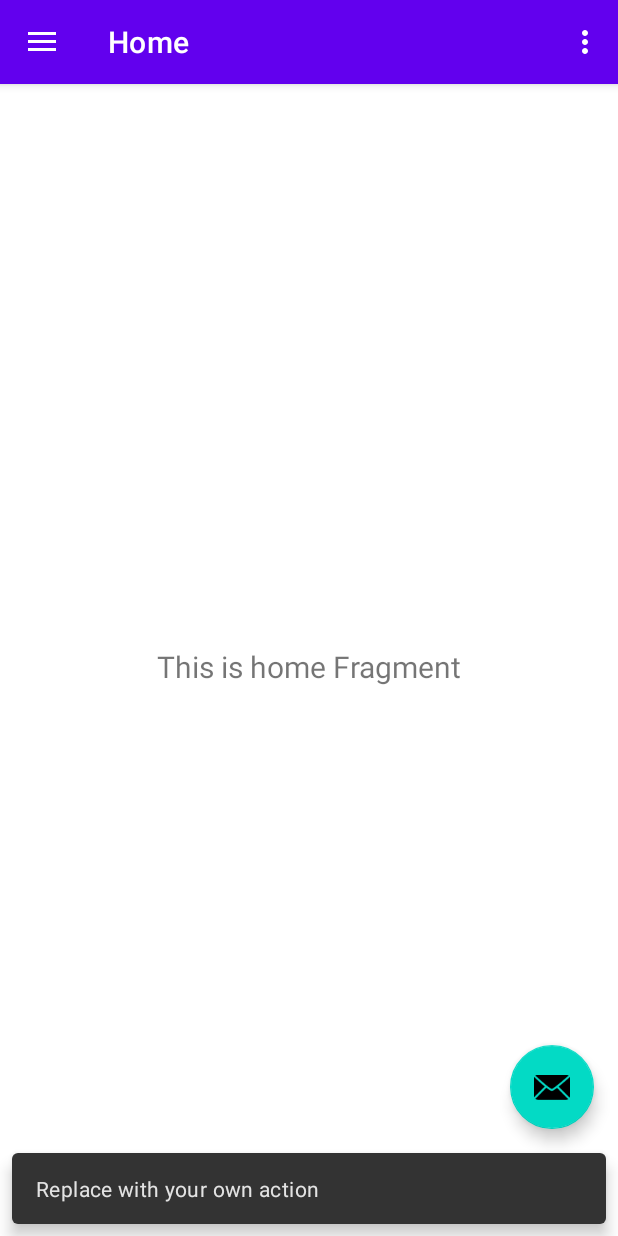
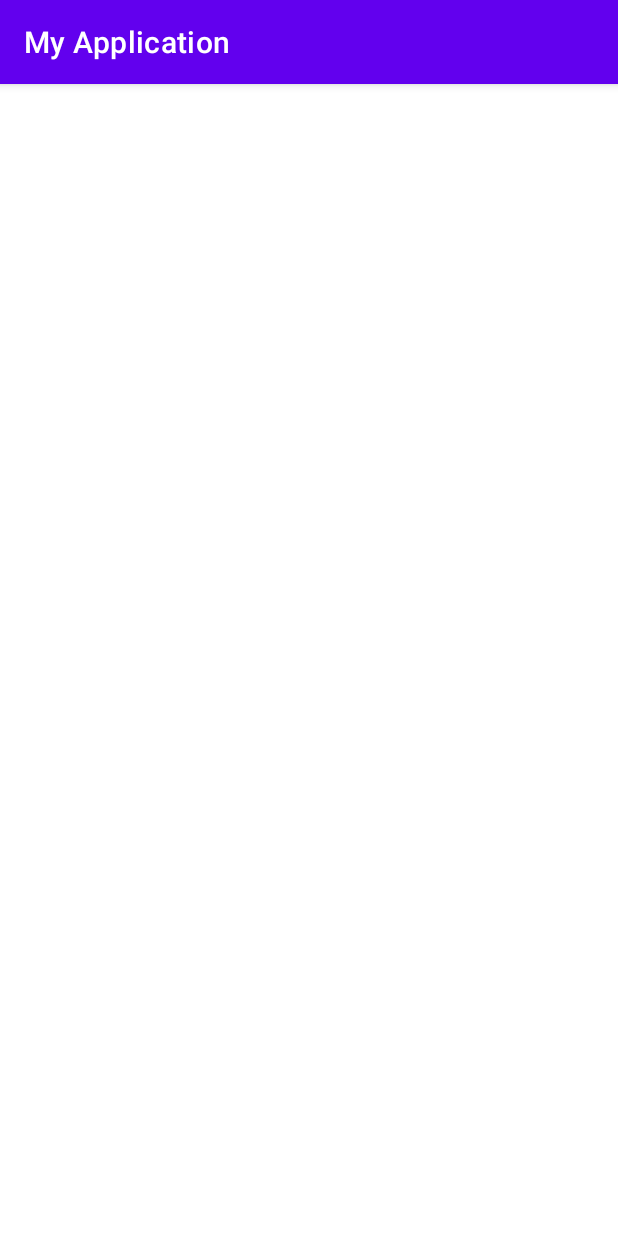
Before and after one commit to FilipeH14/convidados, an Android app: the screen it shows after launch (MainActivity before the commit, GuestFormActivity after it), after a tap on an icon or button, on a phone screen of 412 x 824 dp. Run offline under Robolectric (Android 15) with nearby library versions, the phone set to English and light mode, and no system bars; our stand-ins replace navigation-ui.

Commit message:
fixinng fragments

```diff
--- /dev/null
+++ b/app/src/main/java/com/example/myapplication/GuestFormActivity.kt
@@ -0,0 +1,11 @@
+package com.example.myapplication
+
+import androidx.appcompat.app.AppCompatActivity
+import android.os.Bundle
+
+class GuestFormActivity : AppCompatActivity() {
+    override fun onCreate(savedInstanceState: Bundle?) {
+        super.onCreate(savedInstanceState)
+        setContentView(R.layout.activity_guest_form)
+    }
+}
--- a/app/src/main/java/com/example/myapplication/MainActivity.kt
+++ b/app/src/main/java/com/example/myapplication/MainActivity.kt
@@ -1,5 +1,6 @@
 package com.example.myapplication
 
+import android.content.Intent
 import android.os.Bundle
 import android.view.Menu
 import com.google.android.material.snackbar.Snackbar
@@ -27,9 +28,17 @@ class MainActivity : AppCompatActivity() {
         setSupportActionBar(binding.appBarMain.toolbar)
 
         binding.appBarMain.fab.setOnClickListener { view ->
-            Snackbar.make(view, "Replace with your own action", Snackbar.LENGTH_LONG)
-                .setAction("Action", null).show()
+            startActivity(Intent(applicationContext, GuestFormActivity::class.java))
         }
+        setUpNavigation()
+    }
+
+    override fun onSupportNavigateUp(): Boolean {
+        val navController = findNavController(R.id.nav_host_fragment_content_main)
+        return navController.navigateUp(appBarConfiguration) || super.onSupportNavigateUp()
+    }
+
+    private fun setUpNavigation() {
         val drawerLayout: DrawerLayout = binding.drawerLayout
         val navView: NavigationView = binding.navView
         val navController = findNavController(R.id.nav_host_fragment_content_main)
@@ -37,21 +46,10 @@ class MainActivity : AppCompatActivity() {
         // menu should be considered as top level destinations.
         appBarConfiguration = AppBarConfiguration(
             setOf(
-                R.id.nav_home, R.id.nav_gallery, R.id.nav_slideshow
+                R.id.nav_all_guests, R.id.nav_presents, R.id.nav_absents
             ), drawerLayout
         )
         setupActionBarWithNavController(navController, appBarConfiguration)
         navView.setupWithNavController(navController)
     }
-
-    override fun onCreateOptionsMenu(menu: Menu): Boolean {
-        // Inflate the menu; this adds items to the action bar if it is present.
-        menuInflater.inflate(R.menu.main, menu)
-        return true
-    }
-
-    override fun onSupportNavigateUp(): Boolean {
-        val navController = findNavController(R.id.nav_host_fragment_content_main)
-        return navController.navigateUp(appBarConfiguration) || super.onSupportNavigateUp()
-    }
 }
--- a/app/src/main/java/com/example/myapplication/ui/gallery/GalleryViewModel.kt
+++ b/app/src/main/java/com/example/myapplication/ui/AbsentsViewModel.kt
@@ -1,13 +1,13 @@
-package com.example.myapplication.ui.gallery
+package com.example.myapplication.ui
 
 import androidx.lifecycle.LiveData
 import androidx.lifecycle.MutableLiveData
 import androidx.lifecycle.ViewModel
 
-class GalleryViewModel : ViewModel() {
+class AbsentsViewModel : ViewModel() {
 
     private val _text = MutableLiveData<String>().apply {
-        value = "This is gallery Fragment"
+        value = "This is slideshow Fragment"
     }
     val text: LiveData<String> = _text
 }
--- a/app/src/main/java/com/example/myapplication/ui/home/HomeFragment.kt
+++ b/app/src/main/java/com/example/myapplication/ui/AllGuestFragment.kt
@@ -1,4 +1,4 @@
-package com.example.myapplication.ui.home
+package com.example.myapplication.ui
 
 import android.os.Bundle
 import android.view.LayoutInflater
@@ -7,11 +7,11 @@ import android.view.ViewGroup
 import android.widget.TextView
 import androidx.fragment.app.Fragment
 import androidx.lifecycle.ViewModelProvider
-import com.example.myapplication.databinding.FragmentHomeBinding
+import com.example.myapplication.databinding.FragmentAllGuestsBinding
 
 class HomeFragment : Fragment() {
 
-    private var _binding: FragmentHomeBinding? = null
+    private var _binding: FragmentAllGuestsBinding? = null
 
     // This property is only valid between onCreateView and
     // onDestroyView.
@@ -22,14 +22,14 @@ class HomeFragment : Fragment() {
         container: ViewGroup?,
         savedInstanceState: Bundle?
     ): View {
-        val homeViewModel =
-            ViewModelProvider(this).get(HomeViewModel::class.java)
+        val viewModel =
+            ViewModelProvider(this).get(AllGuestViewModel::class.java)
 
-        _binding = FragmentHomeBinding.inflate(inflater, container, false)
+        _binding = FragmentAllGuestsBinding.inflate(inflater, container, false)
         val root: View = binding.root
 
         val textView: TextView = binding.textHome
-        homeViewModel.text.observe(viewLifecycleOwner) {
+        viewModel.text.observe(viewLifecycleOwner) {
             textView.text = it
         }
         return root
--- a/app/src/main/java/com/example/myapplication/ui/slideshow/SlideshowViewModel.kt
+++ b/app/src/main/java/com/example/myapplication/ui/AllGuestViewModel.kt
@@ -1,13 +1,13 @@
-package com.example.myapplication.ui.slideshow
+package com.example.myapplication.ui
 
 import androidx.lifecycle.LiveData
 import androidx.lifecycle.MutableLiveData
 import androidx.lifecycle.ViewModel
 
-class SlideshowViewModel : ViewModel() {
+class AllGuestViewModel : ViewModel() {
 
     private val _text = MutableLiveData<String>().apply {
-        value = "This is slideshow Fragment"
+        value = "This is home Fragment"
     }
     val text: LiveData<String> = _text
 }
--- a/app/src/main/java/com/example/myapplication/ui/home/HomeViewModel.kt
+++ b/app/src/main/java/com/example/myapplication/ui/PresentViewModel.kt
@@ -1,13 +1,13 @@
-package com.example.myapplication.ui.home
+package com.example.myapplication.ui
 
 import androidx.lifecycle.LiveData
 import androidx.lifecycle.MutableLiveData
 import androidx.lifecycle.ViewModel
 
-class HomeViewModel : ViewModel() {
+class PresentViewModel : ViewModel() {
 
     private val _text = MutableLiveData<String>().apply {
-        value = "This is home Fragment"
+        value = "This is gallery Fragment"
     }
     val text: LiveData<String> = _text
 }
--- /dev/null
+++ b/app/src/main/res/layout/activity_guest_form.xml
@@ -0,0 +1,9 @@
+<?xml version="1.0" encoding="utf-8"?>
+<androidx.constraintlayout.widget.ConstraintLayout xmlns:android="http://schemas.android.com/apk/res/android"
+    xmlns:app="http://schemas.android.com/apk/res-auto"
+    xmlns:tools="http://schemas.android.com/tools"
+    android:layout_width="match_parent"
+    android:layout_height="match_parent"
+    tools:context=".GuestFormActivity">
+
+</androidx.constraintlayout.widget.ConstraintLayout>
--- a/app/src/main/res/layout/fragment_gallery.xml
+++ b/app/src/main/res/layout/fragment_absent.xml
@@ -4,10 +4,10 @@
     xmlns:tools="http://schemas.android.com/tools"
     android:layout_width="match_parent"
     android:layout_height="match_parent"
-    tools:context=".ui.gallery.GalleryFragment">
+    tools:context=".ui.AbsentsFragment">
 
     <TextView
-        android:id="@+id/text_gallery"
+        android:id="@+id/text_slideshow"
         android:layout_width="match_parent"
         android:layout_height="wrap_content"
         android:layout_marginStart="8dp"
--- a/app/src/main/res/layout/fragment_slideshow.xml
+++ b/app/src/main/res/layout/fragment_all_guests.xml
@@ -4,10 +4,10 @@
     xmlns:tools="http://schemas.android.com/tools"
     android:layout_width="match_parent"
     android:layout_height="match_parent"
-    tools:context=".ui.slideshow.SlideshowFragment">
+    tools:context=".ui.HomeFragment">
 
     <TextView
-        android:id="@+id/text_slideshow"
+        android:id="@+id/text_home"
         android:layout_width="match_parent"
         android:layout_height="wrap_content"
         android:layout_marginStart="8dp"
--- a/app/src/main/res/layout/fragment_home.xml
+++ b/app/src/main/res/layout/fragment_present.xml
@@ -4,10 +4,10 @@
     xmlns:tools="http://schemas.android.com/tools"
     android:layout_width="match_parent"
     android:layout_height="match_parent"
-    tools:context=".ui.home.HomeFragment">
+    tools:context=".ui.PresentFragment">
 
     <TextView
-        android:id="@+id/text_home"
+        android:id="@+id/text_gallery"
         android:layout_width="match_parent"
         android:layout_height="wrap_content"
         android:layout_marginStart="8dp"
--- a/app/src/main/res/menu/activity_main_drawer.xml
+++ b/app/src/main/res/menu/activity_main_drawer.xml
@@ -5,16 +5,16 @@
 
     <group android:checkableBehavior="single">
         <item
-            android:id="@+id/nav_home"
+            android:id="@+id/nav_all_guests"
             android:icon="@drawable/ic_menu_camera"
-            android:title="@string/menu_home" />
+            android:title="@string/menu_all_guests" />
         <item
             android:id="@+id/nav_gallery"
             android:icon="@drawable/ic_menu_gallery"
-            android:title="@string/menu_gallery" />
+            android:title="@string/menu_present" />
         <item
             android:id="@+id/nav_slideshow"
             android:icon="@drawable/ic_menu_slideshow"
-            android:title="@string/menu_slideshow" />
+            android:title="@string/menu_absents" />
     </group>
 </menu>
--- a/app/src/main/res/menu/main.xml
+++ /dev/null
@@ -1,9 +0,0 @@
-<?xml version="1.0" encoding="utf-8"?>
-<menu xmlns:android="http://schemas.android.com/apk/res/android"
-    xmlns:app="http://schemas.android.com/apk/res-auto">
-    <item
-        android:id="@+id/action_settings"
-        android:orderInCategory="100"
-        android:title="@string/action_settings"
-        app:showAsAction="never" />
-</menu>
--- a/app/src/main/res/navigation/mobile_navigation.xml
+++ b/app/src/main/res/navigation/mobile_navigation.xml
@@ -3,23 +3,23 @@
     xmlns:app="http://schemas.android.com/apk/res-auto"
     xmlns:tools="http://schemas.android.com/tools"
     android:id="@+id/mobile_navigation"
-    app:startDestination="@+id/nav_home">
+    app:startDestination="@+id/nav_all_guests">
 
     <fragment
-        android:id="@+id/nav_home"
-        android:name="com.example.myapplication.ui.home.HomeFragment"
-        android:label="@string/menu_home"
-        tools:layout="@layout/fragment_home" />
+        android:id="@+id/nav_all_guests"
+        android:name="com.example.myapplication.ui.HomeFragment"
+        android:label="@string/menu_all_guests"
+        tools:layout="@layout/fragment_all_guests" />
 
     <fragment
-        android:id="@+id/nav_gallery"
-        android:name="com.example.myapplication.ui.gallery.GalleryFragment"
-        android:label="@string/menu_gallery"
-        tools:layout="@layout/fragment_gallery" />
+        android:id="@+id/nav_presents"
+        android:name="com.example.myapplication.ui.PresentFragment"
+        android:label="@string/menu_present"
+        tools:layout="@layout/fragment_present" />
 
     <fragment
-        android:id="@+id/nav_slideshow"
-        android:name="com.example.myapplication.ui.slideshow.SlideshowFragment"
-        android:label="@string/menu_slideshow"
-        tools:layout="@layout/fragment_slideshow" />
+        android:id="@+id/nav_absents"
+        android:name="com.example.myapplication.ui.AbsentsFragment"
+        android:label="@string/menu_absents"
+        tools:layout="@layout/fragment_absent" />
 </navigation>
--- a/app/src/main/res/values/strings.xml
+++ b/app/src/main/res/values/strings.xml
@@ -7,7 +7,7 @@
     <string name="nav_header_desc">Navigation header</string>
     <string name="action_settings">Settings</string>
 
-    <string name="menu_home">Home</string>
-    <string name="menu_gallery">Gallery</string>
-    <string name="menu_slideshow">Slideshow</string>
+    <string name="menu_all_guests">Todos os convidados</string>
+    <string name="menu_present">Presentes</string>
+    <string name="menu_absents">Ausentes</string>
 </resources>
```
Also changed, not shown: app/src/main/AndroidManifest.xml (+7 -0 lines), app/src/main/java/com/example/myapplication/ui/AbsentsFragment.kt (renamed from app/src/main/java/com/example/myapplication/ui/gallery/GalleryFragment.kt, +9 -9 lines), app/src/main/java/com/example/myapplication/ui/PresentFragment.kt (renamed from app/src/main/java/com/example/myapplication/ui/slideshow/SlideshowFragment.kt, +9 -9 lines).
